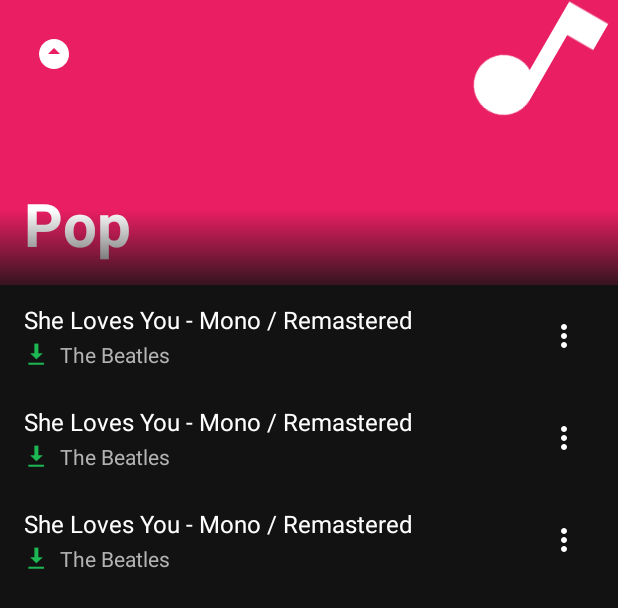
After one commit to Khangdz296/MusicApp, an Android app: the layout activity_category_detail_khang.xml on its own in the app's theme, with its tools: preview values and no code run, on a phone screen of 412 x 824 dp. The commit adds this screen. Shown: the top 608 px of the screen. Run offline under Robolectric (Android 15) with nearby library versions, the phone set to English and light mode, and no system bars.

Commit message:
fix: update category, search and newsong

```diff
--- a/app/build.gradle.kts
+++ b/app/build.gradle.kts
@@ -38,6 +38,8 @@ dependencies {
     implementation(libs.material)
     implementation(libs.activity)
     implementation(libs.constraintlayout)
+    implementation("androidx.coordinatorlayout:coordinatorlayout:1.2.0")
+    implementation("androidx.viewpager2:viewpager2:1.1.0")
     testImplementation(libs.junit)
     androidTestImplementation(libs.ext.junit)
     androidTestImplementation(libs.espresso.core)
--- /dev/null
+++ b/app/src/main/res/drawable/bg_search_rounded.xml
@@ -0,0 +1,2 @@
+<shape xmlns:android="http://schemas.android.com/apk/res/android">
+    <solid android:color="#2A2A2A" /> <corners android:radius="8dp" /> </shape>
--- /dev/null
+++ b/app/src/main/res/drawable/gradient_black_transparent.xml
@@ -0,0 +1,8 @@
+<?xml version="1.0" encoding="utf-8"?>
+<shape xmlns:android="http://schemas.android.com/apk/res/android">
+    <gradient
+        android:angle="270"
+        android:endColor="#121212"
+        android:startColor="#00121212"
+        android:type="linear" />
+</shape>
--- /dev/null
+++ b/app/src/main/res/drawable/ic_more_vert.xml
@@ -0,0 +1,10 @@
+<?xml version="1.0" encoding="utf-8"?>
+<vector xmlns:android="http://schemas.android.com/apk/res/android"
+    android:width="24dp"
+    android:height="24dp"
+    android:viewportWidth="24"
+    android:viewportHeight="24">
+    <path
+        android:fillColor="#FFFFFF"
+        android:pathData="M12,8c1.1,0 2,-0.9 2,-2s-0.9,-2 -2,-2 -2,0.9 -2,2 0.9,2 2,2zM12,10c-1.1,0 -2,0.9 -2,2s0.9,2 2,2 2,-0.9 2,-2 -0.9,-2 -2,-2zM12,16c-1.1,0 -2,0.9 -2,2s0.9,2 2,2 2,-0.9 2,-2 -0.9,-2 -2,-2z"/>
+</vector>
--- /dev/null
+++ b/app/src/main/res/drawable/ic_status_arrow.xml
@@ -0,0 +1,10 @@
+<?xml version="1.0" encoding="utf-8"?>
+<vector xmlns:android="http://schemas.android.com/apk/res/android"
+    android:width="24dp"
+    android:height="24dp"
+    android:viewportWidth="24"
+    android:viewportHeight="24"
+    android:tint="#1DB954"> <path
+    android:fillColor="@android:color/white"
+    android:pathData="M12,2C6.48,2 2,6.48 2,12s4.48,10 10,10 10,-4.48 10,-10S17.52,2 12,2zM12,16l-4,-4h8l-4,4zM12,8v4h0V8z"/>
+</vector>
--- /dev/null
+++ b/app/src/main/res/layout/activity_category_detail_khang.xml
@@ -0,0 +1,71 @@
+<?xml version="1.0" encoding="utf-8"?>
+<androidx.constraintlayout.widget.ConstraintLayout xmlns:android="http://schemas.android.com/apk/res/android"
+    xmlns:app="http://schemas.android.com/apk/res-auto"
+    xmlns:tools="http://schemas.android.com/tools"
+    android:layout_width="match_parent"
+    android:layout_height="match_parent"
+    android:background="#121212">
+
+    <View
+        android:id="@+id/viewHeaderBackground"
+        android:layout_width="match_parent"
+        android:layout_height="200dp"
+        android:background="#E91E63"
+        app:layout_constraintTop_toTopOf="parent" />
+
+    <ImageView
+        android:id="@+id/ivCategoryThumb"
+        android:layout_width="120dp"
+        android:layout_height="120dp"
+        android:rotation="30"
+        android:scaleType="centerCrop"
+        android:src="@drawable/ic_music_note"
+        app:tint="#FFFFFF"
+        android:translationX="5dp"
+        android:translationY="-20dp"
+        app:layout_constraintEnd_toEndOf="parent"
+        app:layout_constraintTop_toTopOf="parent" />
+    <ImageView
+        android:id="@+id/btnBack"
+        android:layout_width="wrap_content"
+        android:layout_height="wrap_content"
+        android:layout_marginStart="16dp"
+        android:layout_marginTop="16dp"
+        android:padding="8dp"
+        android:rotation="180"
+        android:src="@drawable/ic_status_arrow"
+        app:tint="#FFFFFF"
+        app:layout_constraintStart_toStartOf="parent"
+        app:layout_constraintTop_toTopOf="parent" />
+
+    <TextView
+        android:id="@+id/tvCategoryTitleDetail"
+        android:layout_width="wrap_content"
+        android:layout_height="wrap_content"
+        android:layout_marginStart="16dp"
+        android:layout_marginBottom="24dp"
+        android:text="Pop"
+        android:textColor="#FFFFFF"
+        android:textSize="40sp"
+        android:textStyle="bold"
+        app:layout_constraintBottom_toBottomOf="@+id/viewHeaderBackground"
+        app:layout_constraintStart_toStartOf="parent" />
+
+    <View
+        android:layout_width="match_parent"
+        android:layout_height="60dp"
+        android:background="@drawable/gradient_black_transparent"
+        app:layout_constraintBottom_toBottomOf="@+id/viewHeaderBackground" />
+
+    <androidx.recyclerview.widget.RecyclerView
+        android:id="@+id/rcvDetailSongs"
+        android:layout_width="match_parent"
+        android:layout_height="0dp"
+        android:layout_marginTop="-10dp"
+        android:clipToPadding="false"
+        android:paddingBottom="16dp"
+        app:layout_constraintBottom_toBottomOf="parent"
+        app:layout_constraintTop_toBottomOf="@+id/viewHeaderBackground"
+        tools:listitem="@layout/item_song_vertical_khang" />
+
+</androidx.constraintlayout.widget.ConstraintLayout>
--- /dev/null
+++ b/app/src/main/res/layout/item_song_vertical_khang.xml
@@ -0,0 +1,60 @@
+<?xml version="1.0" encoding="utf-8"?>
+<androidx.constraintlayout.widget.ConstraintLayout xmlns:android="http://schemas.android.com/apk/res/android"
+    xmlns:app="http://schemas.android.com/apk/res-auto"
+    xmlns:tools="http://schemas.android.com/tools"
+    android:layout_width="match_parent"
+    android:layout_height="wrap_content"
+    android:background="#121212"
+    android:paddingHorizontal="16dp"
+    android:paddingVertical="12dp">
+
+    <TextView
+        android:id="@+id/tvSongTitle"
+        android:layout_width="0dp"
+        android:layout_height="wrap_content"
+        android:text="She Loves You - Mono / Remastered"
+        android:textColor="#FFFFFF"
+        android:textSize="16sp"
+        android:textStyle="normal"
+        android:ellipsize="end"
+        android:maxLines="1"
+        app:layout_constraintEnd_toStartOf="@+id/btnMore"
+        app:layout_constraintStart_toStartOf="parent"
+        app:layout_constraintTop_toTopOf="parent" />
+
+    <ImageView
+        android:id="@+id/ivStatusIcon"
+        android:layout_width="16dp"
+        android:layout_height="16dp"
+        android:layout_marginTop="4dp"
+        android:src="@android:drawable/stat_sys_download"
+        app:tint="#1DB954"
+        app:layout_constraintStart_toStartOf="@+id/tvSongTitle"
+        app:layout_constraintTop_toBottomOf="@+id/tvSongTitle" />
+
+    <TextView
+        android:id="@+id/tvArtistName"
+        android:layout_width="0dp"
+        android:layout_height="wrap_content"
+        android:layout_marginStart="8dp"
+        android:text="The Beatles"
+        android:textColor="#B3B3B3"
+        android:textSize="14sp"
+        app:layout_constraintBottom_toBottomOf="@+id/ivStatusIcon"
+        app:layout_constraintEnd_toStartOf="@+id/btnMore"
+        app:layout_constraintStart_toEndOf="@+id/ivStatusIcon"
+        app:layout_constraintTop_toTopOf="@+id/ivStatusIcon" />
+
+    <ImageView
+        android:id="@+id/btnMore"
+        android:layout_width="40dp"
+        android:layout_height="40dp"
+        android:padding="8dp"
+        android:scaleType="centerInside"
+        android:src="@drawable/ic_more_vert"
+        app:tint="#FFFFFF"
+        app:layout_constraintBottom_toBottomOf="parent"
+        app:layout_constraintEnd_toEndOf="parent"
+        app:layout_constraintTop_toTopOf="parent" />
+
+</androidx.constraintlayout.widget.ConstraintLayout>
```
Also changed, not shown: app/src/main/res/drawable/bg_search_bar.xml (+2 -10 lines), app/src/main/res/drawable/ic_search.xml (+4 -3 lines), app/src/main/res/layout/activity_category_detail.xml (deleted, +0 -38 lines), app/src/main/res/layout/activity_new_songs.xml (deleted, +0 -33 lines), app/src/main/res/layout/activity_new_songs_khang.xml (added, +65 -0 lines), app/src/main/res/layout/fragment_search.xml (deleted, +0 -117 lines), app/src/main/res/layout/fragment_search_khang.xml (added, +82 -0 lines), app/src/main/res/layout/item_category_card_khang.xml (added, +41 -0 lines), app/src/main/res/layout/item_song_vertical.xml (deleted, +0 -58 lines).
